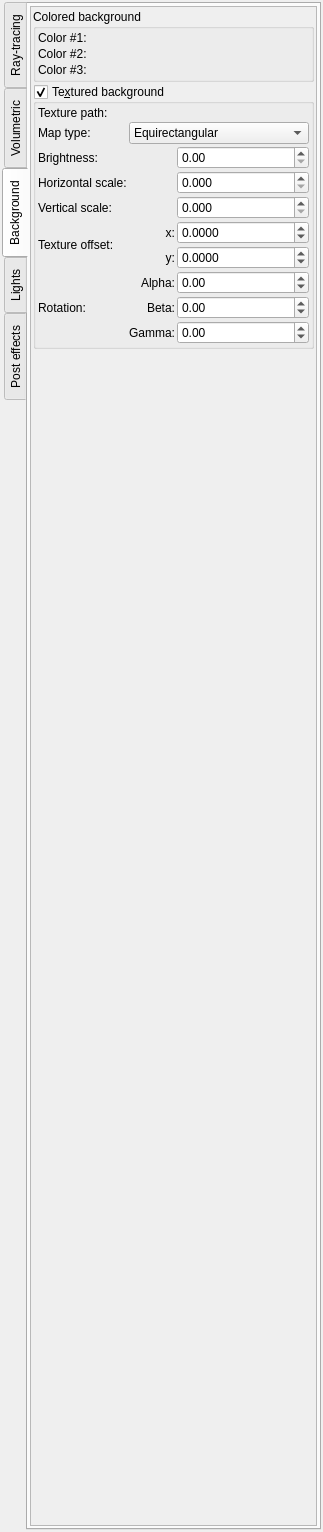
First picture: the form in mandelbulber2/qt/dock_effects.ui, repository buddhi1980/mandelbulber2, before the edit.
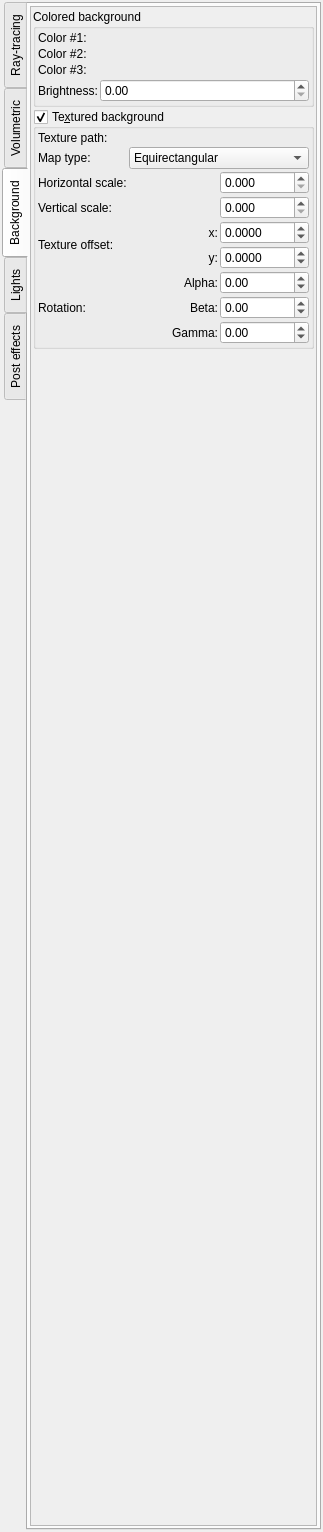
Second picture: the form after the edit. The open tabs and pages were chosen to show the change. Icons and pictures are not drawn. Custom widgets are drawn as their Qt base class.

Commit message: Moved adjustment for background brightness from background texture options to main background. Now it affects also background gradient.

The edit to the form file:
```diff
--- a/mandelbulber2/qt/dock_effects.ui
+++ b/mandelbulber2/qt/dock_effects.ui
@@ -839,8 +839,8 @@
            <rect>
             <x>0</x>
             <y>0</y>
-            <width>286</width>
-            <height>1516</height>
+            <width>205</width>
+            <height>779</height>
            </rect>
           </property>
           <layout class="QVBoxLayout" name="verticalLayout_35">
@@ -1687,6 +1687,33 @@
                 <property name="spacing">
                  <number>2</number>
                 </property>
+                <item row="2" column="0">
+                 <widget class="QLabel" name="label_59">
+                  <property name="text">
+                   <string>Color #3:</string>
+                  </property>
+                 </widget>
+                </item>
+                <item row="2" column="1">
+                 <widget class="MyColorButton" name="colorButton_background_color_3" native="true">
+                  <property name="toolTip">
+                   <string>&lt;html&gt;&lt;head/&gt;&lt;body&gt;&lt;p&gt;Color of background at nadir&lt;/p&gt;&lt;/body&gt;&lt;/html&gt;</string>
+                  </property>
+                  <property name="text" stdset="0">
+                   <string>PushButton</string>
+                  </property>
+                 </widget>
+                </item>
+                <item row="0" column="1">
+                 <widget class="MyColorButton" name="colorButton_background_color_1" native="true">
+                  <property name="toolTip">
+                   <string>&lt;html&gt;&lt;head/&gt;&lt;body&gt;&lt;p&gt;Color of background at zenith&lt;/p&gt;&lt;/body&gt;&lt;/html&gt;</string>
+                  </property>
+                  <property name="text" stdset="0">
+                   <string>PushButton</string>
+                  </property>
+                 </widget>
+                </item>
                 <item row="1" column="1">
                  <widget class="MyColorButton" name="colorButton_background_color_2" native="true">
                   <property name="toolTip">
@@ -1711,30 +1738,44 @@
                   </property>
                  </widget>
                 </item>
-                <item row="0" column="1">
-                 <widget class="MyColorButton" name="colorButton_background_color_1" native="true">
-                  <property name="toolTip">
-                   <string>&lt;html&gt;&lt;head/&gt;&lt;body&gt;&lt;p&gt;Color of background at zenith&lt;/p&gt;&lt;/body&gt;&lt;/html&gt;</string>
+                <item row="3" column="0">
+                 <widget class="QLabel" name="label_223">
+                  <property name="sizePolicy">
+                   <sizepolicy hsizetype="Maximum" vsizetype="Preferred">
+                    <horstretch>0</horstretch>
+                    <verstretch>0</verstretch>
+                   </sizepolicy>
                   </property>
-                  <property name="text" stdset="0">
-                   <string>PushButton</string>
-                  </property>
-                 </widget>
-                </item>
-                <item row="2" column="0">
-                 <widget class="QLabel" name="label_59">
                   <property name="text">
-                   <string>Color #3:</string>
+                   <string>Brightness:</string>
                   </property>
                  </widget>
                 </item>
-                <item row="2" column="1">
-                 <widget class="MyColorButton" name="colorButton_background_color_3" native="true">
+                <item row="3" column="1">
+                 <widget class="MyDoubleSpinBox" name="spinbox_background_brightness">
+                  <property name="sizePolicy">
+                   <sizepolicy hsizetype="Minimum" vsizetype="Preferred">
+                    <horstretch>0</horstretch>
+                    <verstretch>0</verstretch>
+                   </sizepolicy>
+                  </property>
                   <property name="toolTip">
-                   <string>&lt;html&gt;&lt;head/&gt;&lt;body&gt;&lt;p&gt;Color of background at nadir&lt;/p&gt;&lt;/body&gt;&lt;/html&gt;</string>
+                   <string>&lt;html&gt;&lt;head/&gt;&lt;body&gt;&lt;p&gt;Brightness of background&lt;/p&gt;&lt;/body&gt;&lt;/html&gt;</string>
                   </property>
-                  <property name="text" stdset="0">
-                   <string>PushButton</string>
+                  <property name="prefix">
+                   <string/>
+                  </property>
+                  <property name="suffix">
+                   <string/>
+                  </property>
+                  <property name="decimals">
+                   <number>2</number>
+                  </property>
+                  <property name="maximum">
+                   <double>1000.000000000000000</double>
+                  </property>
+                  <property name="singleStep">
+                   <double>0.100000000000000</double>
                   </property>
                  </widget>
                 </item>
@@ -1771,17 +1812,33 @@
                <number>2</number>
               </property>
               <item>
-               <layout class="QGridLayout" name="gridLayout_16" columnstretch="0,0,1">
+               <layout class="QGridLayout" name="gridLayout_16" columnstretch="0,0,0">
                 <property name="spacing">
                  <number>2</number>
                 </property>
-                <item row="8" column="1">
-                 <widget class="QLabel" name="label_228">
+                <item row="1" column="0">
+                 <widget class="QLabel" name="label_90">
+                  <property name="sizePolicy">
+                   <sizepolicy hsizetype="Maximum" vsizetype="Preferred">
+                    <horstretch>0</horstretch>
+                    <verstretch>0</verstretch>
+                   </sizepolicy>
+                  </property>
                   <property name="text">
-                   <string>Beta:</string>
+                   <string>Map type:</string>
                   </property>
-                  <property name="alignment">
-                   <set>Qt::AlignRight|Qt::AlignTrailing|Qt::AlignVCenter</set>
+                 </widget>
+                </item>
+                <item row="3" column="0">
+                 <widget class="QLabel" name="label_224">
+                  <property name="sizePolicy">
+                   <sizepolicy hsizetype="Maximum" vsizetype="Preferred">
+                    <horstretch>0</horstretch>
+                    <verstretch>0</verstretch>
+                   </sizepolicy>
+                  </property>
+                  <property name="text">
+                   <string>Vertical scale:</string>
                   </property>
                  </widget>
                 </item>
@@ -1813,120 +1870,30 @@
                   </item>
                  </widget>
                 </item>
-                <item row="9" column="2">
-                 <widget class="MyDoubleSpinBox" name="spinboxd3_background_rotation_z">
-                  <property name="sizePolicy">
-                   <sizepolicy hsizetype="Minimum" vsizetype="Maximum">
-                    <horstretch>0</horstretch>
-                    <verstretch>0</verstretch>
-                   </sizepolicy>
-                  </property>
-                  <property name="accelerated">
-                   <bool>true</bool>
-                  </property>
-                  <property name="prefix">
-                   <string/>
-                  </property>
-                  <property name="suffix">
-                   <string/>
-                  </property>
-                  <property name="decimals">
-                   <number>2</number>
-                  </property>
-                  <property name="minimum">
-                   <double>-180.000000000000000</double>
-                  </property>
-                  <property name="maximum">
-                   <double>180.000000000000000</double>
-                  </property>
-                  <property name="singleStep">
-                   <double>1.000000000000000</double>
-                  </property>
-                 </widget>
-                </item>
-                <item row="4" column="0">
-                 <widget class="QLabel" name="label_224">
-                  <property name="sizePolicy">
-                   <sizepolicy hsizetype="Maximum" vsizetype="Preferred">
-                    <horstretch>0</horstretch>
-                    <verstretch>0</verstretch>
-                   </sizepolicy>
-                  </property>
+                <item row="7" column="1">
+                 <widget class="QLabel" name="label_228">
                   <property name="text">
-                   <string>Vertical scale:</string>
+                   <string>Beta:</string>
                   </property>
-                 </widget>
-                </item>
-                <item row="3" column="2">
-                 <widget class="MyDoubleSpinBox" name="spinbox_background_h_scale">
-                  <property name="sizePolicy">
-                   <sizepolicy hsizetype="Minimum" vsizetype="Maximum">
-                    <horstretch>0</horstretch>
-                    <verstretch>0</verstretch>
-                   </sizepolicy>
+                  <property name="alignment">
+                   <set>Qt::AlignRight|Qt::AlignTrailing|Qt::AlignVCenter</set>
                   </property>
-                  <property name="prefix">
-                   <string/>
-                  </property>
-                  <property name="suffix">
-                   <string/>
-                  </property>
-                  <property name="decimals">
-                   <number>3</number>
-                  </property>
-                  <property name="maximum">
-                   <double>10000.000000000000000</double>
-                  </property>
-                  <property name="singleStep">
-                   <double>0.010000000000000</double>
-                  </property>
                  </widget>
                 </item>
-                <item row="8" column="2">
-                 <widget class="MyDoubleSpinBox" name="spinboxd3_background_rotation_y">
+                <item row="0" column="1" colspan="2">
+                 <widget class="FileSelectWidget" name="text_file_background" native="true">
                   <property name="sizePolicy">
-                   <sizepolicy hsizetype="Minimum" vsizetype="Maximum">
+                   <sizepolicy hsizetype="Expanding" vsizetype="Preferred">
                     <horstretch>0</horstretch>
                     <verstretch>0</verstretch>
                    </sizepolicy>
                   </property>
-                  <property name="accelerated">
-                   <bool>true</bool>
+                  <property name="toolTip">
+                   <string>&lt;html&gt;&lt;head/&gt;&lt;body&gt;&lt;p&gt;Path to the background image. Acceptable formats are BMP, GIF, JPG, PNG&lt;/p&gt;&lt;/body&gt;&lt;/html&gt;</string>
                   </property>
-                  <property name="prefix">
-                   <string/>
-                  </property>
-                  <property name="suffix">
-                   <string/>
-                  </property>
-                  <property name="decimals">
-                   <number>2</number>
-                  </property>
-                  <property name="minimum">
-                   <double>-180.000000000000000</double>
-                  </property>
-                  <property name="maximum">
-                   <double>180.000000000000000</double>
-                  </property>
-                  <property name="singleStep">
-                   <double>1.000000000000000</double>
-                  </property>
                  </widget>
                 </item>
-                <item row="1" column="0">
-                 <widget class="QLabel" name="label_90">
-                  <property name="sizePolicy">
-                   <sizepolicy hsizetype="Maximum" vsizetype="Preferred">
-                    <horstretch>0</horstretch>
-                    <verstretch>0</verstretch>
-                   </sizepolicy>
-                  </property>
-                  <property name="text">
-                   <string>Map type:</string>
-                  </property>
-                 </widget>
-                </item>
-                <item row="5" column="2">
+                <item row="4" column="2">
                  <widget class="MyDoubleSpinBox" name="spinbox_background_texture_offset_x">
                   <property name="sizePolicy">
                    <sizepolicy hsizetype="Minimum" vsizetype="Maximum">
@@ -1954,16 +1921,46 @@
                   </property>
                  </widget>
                 </item>
-                <item row="2" column="2">
-                 <widget class="MyDoubleSpinBox" name="spinbox_background_brightness">
+                <item row="6" column="1">
+                 <widget class="QLabel" name="label_232">
+                  <property name="text">
+                   <string>Alpha:</string>
+                  </property>
+                  <property name="alignment">
+                   <set>Qt::AlignRight|Qt::AlignTrailing|Qt::AlignVCenter</set>
+                  </property>
+                 </widget>
+                </item>
+                <item row="8" column="1">
+                 <widget class="QLabel" name="label_229">
+                  <property name="text">
+                   <string>Gamma:</string>
+                  </property>
+                  <property name="alignment">
+                   <set>Qt::AlignRight|Qt::AlignTrailing|Qt::AlignVCenter</set>
+                  </property>
+                 </widget>
+                </item>
+                <item row="4" column="0" rowspan="2">
+                 <widget class="QLabel" name="label_230">
                   <property name="sizePolicy">
-                   <sizepolicy hsizetype="Minimum" vsizetype="Preferred">
+                   <sizepolicy hsizetype="Maximum" vsizetype="Preferred">
                     <horstretch>0</horstretch>
                     <verstretch>0</verstretch>
                    </sizepolicy>
                   </property>
-                  <property name="toolTip">
-                   <string>&lt;html&gt;&lt;head/&gt;&lt;body&gt;&lt;p&gt;Brightness of background image&lt;/p&gt;&lt;/body&gt;&lt;/html&gt;</string>
+                  <property name="text">
+                   <string>Texture offset:</string>
+                  </property>
+                 </widget>
+                </item>
+                <item row="5" column="2">
+                 <widget class="MyDoubleSpinBox" name="spinbox_background_texture_offset_y">
+                  <property name="sizePolicy">
+                   <sizepolicy hsizetype="Minimum" vsizetype="Maximum">
+                    <horstretch>0</horstretch>
+                    <verstretch>0</verstretch>
+                   </sizepolicy>
                   </property>
                   <property name="prefix">
                    <string/>
@@ -1972,30 +1969,20 @@
                    <string/>
                   </property>
                   <property name="decimals">
-                   <number>2</number>
+                   <number>4</number>
+                  </property>
+                  <property name="minimum">
+                   <double>-1000.000000000000000</double>
                   </property>
                   <property name="maximum">
                    <double>1000.000000000000000</double>
                   </property>
                   <property name="singleStep">
-                   <double>0.100000000000000</double>
+                   <double>0.001000000000000</double>
                   </property>
                  </widget>
                 </item>
-                <item row="2" column="0">
-                 <widget class="QLabel" name="label_223">
-                  <property name="sizePolicy">
-                   <sizepolicy hsizetype="Maximum" vsizetype="Preferred">
-                    <horstretch>0</horstretch>
-                    <verstretch>0</verstretch>
-                   </sizepolicy>
-                  </property>
-                  <property name="text">
-                   <string>Brightness:</string>
-                  </property>
-                 </widget>
-                </item>
-                <item row="7" column="0" rowspan="3">
+                <item row="6" column="0" rowspan="3">
                  <widget class="QLabel" name="label_226">
                   <property name="sizePolicy">
                    <sizepolicy hsizetype="Maximum" vsizetype="Preferred">
@@ -2008,14 +1995,27 @@
                   </property>
                  </widget>
                 </item>
+                <item row="4" column="1">
+                 <widget class="QLabel" name="label_231">
+                  <property name="text">
+                   <string>x:</string>
+                  </property>
+                  <property name="alignment">
+                   <set>Qt::AlignRight|Qt::AlignTrailing|Qt::AlignVCenter</set>
+                  </property>
+                 </widget>
+                </item>
                 <item row="6" column="2">
-                 <widget class="MyDoubleSpinBox" name="spinbox_background_texture_offset_y">
+                 <widget class="MyDoubleSpinBox" name="spinboxd3_background_rotation_x">
                   <property name="sizePolicy">
                    <sizepolicy hsizetype="Minimum" vsizetype="Maximum">
                     <horstretch>0</horstretch>
                     <verstretch>0</verstretch>
                    </sizepolicy>
                   </property>
+                  <property name="accelerated">
+                   <bool>true</bool>
+                  </property>
                   <property name="prefix">
                    <string/>
                   </property>
@@ -2023,20 +2023,20 @@
                    <string/>
                   </property>
                   <property name="decimals">
-                   <number>4</number>
+                   <number>2</number>
                   </property>
                   <property name="minimum">
-                   <double>-1000.000000000000000</double>
+                   <double>-180.000000000000000</double>
                   </property>
                   <property name="maximum">
-                   <double>1000.000000000000000</double>
+                   <double>180.000000000000000</double>
                   </property>
                   <property name="singleStep">
-                   <double>0.001000000000000</double>
+                   <double>1.000000000000000</double>
                   </property>
                  </widget>
                 </item>
-                <item row="3" column="0">
+                <item row="2" column="0">
                  <widget class="QLabel" name="label_225">
                   <property name="sizePolicy">
                    <sizepolicy hsizetype="Maximum" vsizetype="Preferred">
@@ -2062,38 +2062,7 @@
                   </property>
                  </widget>
                 </item>
-                <item row="7" column="2">
-                 <widget class="MyDoubleSpinBox" name="spinboxd3_background_rotation_x">
-                  <property name="sizePolicy">
-                   <sizepolicy hsizetype="Minimum" vsizetype="Maximum">
-                    <horstretch>0</horstretch>
-                    <verstretch>0</verstretch>
-                   </sizepolicy>
-                  </property>
-                  <property name="accelerated">
-                   <bool>true</bool>
-                  </property>
-                  <property name="prefix">
-                   <string/>
-                  </property>
-                  <property name="suffix">
-                   <string/>
-                  </property>
-                  <property name="decimals">
-                   <number>2</number>
-                  </property>
-                  <property name="minimum">
-                   <double>-180.000000000000000</double>
-                  </property>
-                  <property name="maximum">
-                   <double>180.000000000000000</double>
-                  </property>
-                  <property name="singleStep">
-                   <double>1.000000000000000</double>
-                  </property>
-                 </widget>
-                </item>
-                <item row="4" column="2">
+                <item row="3" column="2">
                  <widget class="MyDoubleSpinBox" name="spinbox_background_v_scale">
                   <property name="sizePolicy">
                    <sizepolicy hsizetype="Minimum" vsizetype="Maximum">
@@ -2118,33 +2087,94 @@
                   </property>
                  </widget>
                 </item>
-                <item row="0" column="1" colspan="2">
-                 <widget class="FileSelectWidget" name="text_file_background" native="true">
+                <item row="8" column="2">
+                 <widget class="MyDoubleSpinBox" name="spinboxd3_background_rotation_z">
                   <property name="sizePolicy">
-                   <sizepolicy hsizetype="Expanding" vsizetype="Preferred">
+                   <sizepolicy hsizetype="Minimum" vsizetype="Maximum">
                     <horstretch>0</horstretch>
                     <verstretch>0</verstretch>
                    </sizepolicy>
                   </property>
-                  <property name="toolTip">
-                   <string>&lt;html&gt;&lt;head/&gt;&lt;body&gt;&lt;p&gt;Path to the background image. Acceptable formats are BMP, GIF, JPG, PNG&lt;/p&gt;&lt;/body&gt;&lt;/html&gt;</string>
+                  <property name="accelerated">
+                   <bool>true</bool>
                   </property>
+                  <property name="prefix">
+                   <string/>
+                  </property>
+                  <property name="suffix">
+                   <string/>
+                  </property>
+                  <property name="decimals">
+                   <number>2</number>
+                  </property>
+                  <property name="minimum">
+                   <double>-180.000000000000000</double>
+                  </property>
+                  <property name="maximum">
+                   <double>180.000000000000000</double>
+                  </property>
+                  <property name="singleStep">
+                   <double>1.000000000000000</double>
+                  </property>
                  </widget>
                 </item>
-                <item row="5" column="0" rowspan="2">
-                 <widget class="QLabel" name="label_230">
+                <item row="2" column="2">
+                 <widget class="MyDoubleSpinBox" name="spinbox_background_h_scale">
                   <property name="sizePolicy">
-                   <sizepolicy hsizetype="Maximum" vsizetype="Preferred">
+                   <sizepolicy hsizetype="Minimum" vsizetype="Maximum">
                     <horstretch>0</horstretch>
                     <verstretch>0</verstretch>
                    </sizepolicy>
                   </property>
-                  <property name="text">
-                   <string>Texture offset:</string>
+                  <property name="prefix">
+                   <string/>
                   </property>
+                  <property name="suffix">
+                   <string/>
+                  </property>
+                  <property name="decimals">
+                   <number>3</number>
+                  </property>
+                  <property name="maximum">
+                   <double>10000.000000000000000</double>
+                  </property>
+                  <property name="singleStep">
+                   <double>0.010000000000000</double>
+                  </property>
                  </widget>
                 </item>
-                <item row="6" column="1">
+                <item row="7" column="2">
+                 <widget class="MyDoubleSpinBox" name="spinboxd3_background_rotation_y">
+                  <property name="sizePolicy">
+                   <sizepolicy hsizetype="Minimum" vsizetype="Maximum">
+                    <horstretch>0</horstretch>
+                    <verstretch>0</verstretch>
+                   </sizepolicy>
+                  </property>
+                  <property name="accelerated">
+                   <bool>true</bool>
+                  </property>
+                  <property name="prefix">
+                   <string/>
+                  </property>
+                  <property name="suffix">
+                   <string/>
+                  </property>
+                  <property name="decimals">
+                   <number>2</number>
+                  </property>
+                  <property name="minimum">
+                   <double>-180.000000000000000</double>
+                  </property>
+                  <property name="maximum">
+                   <double>180.000000000000000</double>
+                  </property>
+                  <property name="singleStep">
+                   <double>1.000000000000000</double>
+                  </property>
+                 </widget>
+                </item>
+                <item row="5" column="1">
                  <widget class="QLabel" name="label_233">
                   <property name="text">
                    <string>y:</string>
@@ -2154,36 +2184,6 @@
                   </property>
                  </widget>
                 </item>
-                <item row="5" column="1">
-                 <widget class="QLabel" name="label_231">
-                  <property name="text">
-                   <string>x:</string>
-                  </property>
-                  <property name="alignment">
-                   <set>Qt::AlignRight|Qt::AlignTrailing|Qt::AlignVCenter</set>
-                  </property>
-                 </widget>
-                </item>
-                <item row="7" column="1">
-                 <widget class="QLabel" name="label_232">
-                  <property name="text">
-                   <string>Alpha:</string>
-                  </property>
-                  <property name="alignment">
-                   <set>Qt::AlignRight|Qt::AlignTrailing|Qt::AlignVCenter</set>
-                  </property>
-                 </widget>
-                </item>
-                <item row="9" column="1">
-                 <widget class="QLabel" name="label_229">
-                  <property name="text">
-                   <string>Gamma:</string>
-                  </property>
-                  <property name="alignment">
-                   <set>Qt::AlignRight|Qt::AlignTrailing|Qt::AlignVCenter</set>
-                  </property>
-                 </widget>
-                </item>
                </layout>
               </item>
              </layout>
@@ -2238,8 +2238,8 @@
            <rect>
             <x>0</x>
             <y>0</y>
-            <width>286</width>
-            <height>1516</height>
+            <width>259</width>
+            <height>1483</height>
            </rect>
           </property>
           <layout class="QVBoxLayout" name="verticalLayout_41">
@@ -3895,8 +3895,8 @@
            <rect>
             <x>0</x>
             <y>0</y>
-            <width>286</width>
-            <height>1512</height>
+            <width>151</width>
+            <height>101</height>
            </rect>
           </property>
           <layout class="QVBoxLayout" name="verticalLayout_3">
@@ -4062,32 +4062,32 @@
   </layout>
  </widget>
  <customwidgets>
+  <customwidget>
+   <class>MyGroupBox</class>
+   <extends>QGroupBox</extends>
+   <header>my_group_box.h</header>
+   <container>1</container>
+  </customwidget>
   <customwidget>
    <class>MyDoubleSpinBox</class>
    <extends>QDoubleSpinBox</extends>
    <header>my_double_spin_box.h</header>
   </customwidget>
-  <customwidget>
-   <class>MySpinBox</class>
-   <extends>QSpinBox</extends>
-   <header>my_spin_box.h</header>
-  </customwidget>
   <customwidget>
    <class>MyCheckBox</class>
    <extends>QCheckBox</extends>
    <header>my_check_box.h</header>
   </customwidget>
+  <customwidget>
+   <class>MySpinBox</class>
+   <extends>QSpinBox</extends>
+   <header>my_spin_box.h</header>
+  </customwidget>
   <customwidget>
    <class>MyLineEdit</class>
    <extends>QLineEdit</extends>
    <header>my_line_edit.h</header>
   </customwidget>
-  <customwidget>
-   <class>MyGroupBox</class>
-   <extends>QGroupBox</extends>
-   <header>my_group_box.h</header>
-   <container>1</container>
-  </customwidget>
   <customwidget>
    <class>MyColorButton</class>
    <extends>QWidget</extends>
```
Left out of the diff: 1 changed line with no effect on the pictures. The commit also changes 2 other files.
